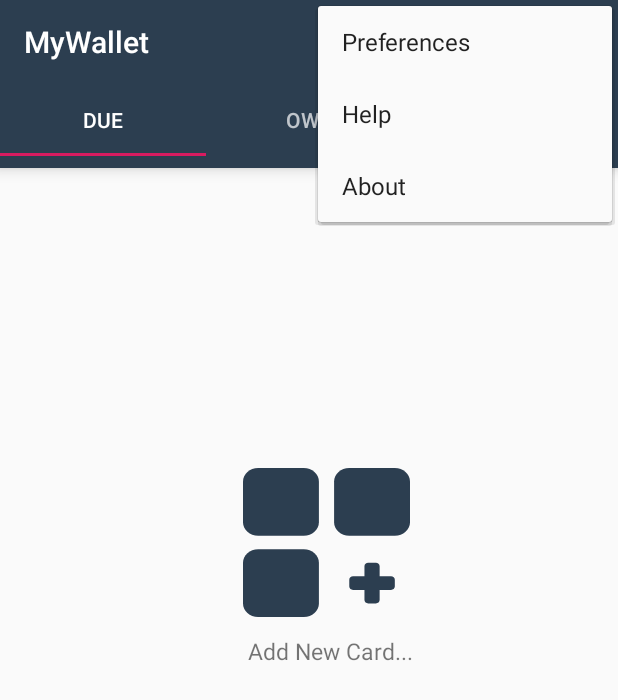
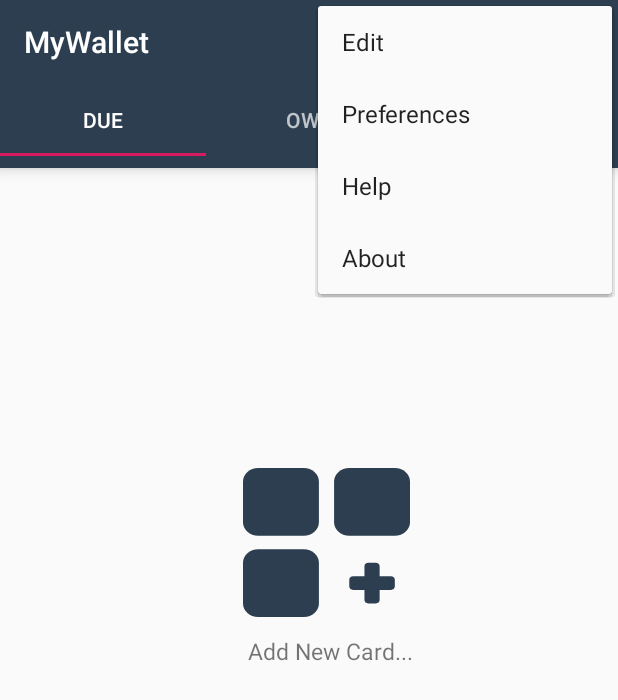
Before and after one commit to wdlyons1/My-Wallet, an Android app: the MainActivity screen opened directly, with no data from a screen before it, with the options menu open, on a phone screen of 412 x 824 dp. Shown: the top 700 px of the screen. Run offline under Robolectric (Android 15) with nearby library versions, the phone set to English and light mode, and no system bars.

Commit message:
Adds listeners to menu items

```diff
--- a/app/src/main/java/com/finalproject/mywallet/MainActivity.java
+++ b/app/src/main/java/com/finalproject/mywallet/MainActivity.java
@@ -8,6 +8,7 @@ import android.support.v7.widget.Toolbar;
 import android.view.Menu;
 import android.view.MenuInflater;
 import android.view.MenuItem;
+import android.view.View;
 
 public class MainActivity extends AppCompatActivity
 
@@ -18,10 +19,10 @@ public class MainActivity extends AppCompatActivity
         super.onCreate(savedInstanceState);
         setContentView(R.layout.activity_main);
 
-        Toolbar toolbar = (Toolbar)findViewById(R.id.tool_bar);
+        Toolbar toolbar = findViewById(R.id.tool_bar);
 
         setSupportActionBar(toolbar);
-        TabLayout tabLayout = (TabLayout) findViewById(R.id.tab_layout);
+        TabLayout tabLayout = findViewById(R.id.tab_layout);
         tabLayout.addTab(tabLayout.newTab().setText(R.string.tab_due));
         tabLayout.addTab(tabLayout.newTab().setText(R.string.tab_owe));
         tabLayout.addTab(tabLayout.newTab().setText(R.string.tab_past));
@@ -89,4 +90,39 @@ public class MainActivity extends AppCompatActivity
         return super.onOptionsItemSelected(item);
     }
 
+    /*
+    Creates all Listeners for the menu buttons
+     */
+
+    //Listener for Search (menu) button
+    public void onClickSearch(MenuItem item) {
+    }
+
+
+    //Listener for Add (menu) button
+    public void onClickAdd(MenuItem item) {
+    }
+
+    //Listener for Edit (menu) button
+    public void onClickEdit(MenuItem item) {
+    }
+
+    //Listener for Preferences (menu) button
+    public void onClickPreferences(MenuItem item) {
+    }
+
+    //Listener for Help (menu) button
+    public void onClickHelp(MenuItem item) {
+    }
+
+    //Listener for About (menu) button
+    public void onClickAbout(MenuItem item) {
+    }
+
+    /*
+    Listener for the add card button on fragments
+     */
+
+    public void onClickAdd(View view) {
+    }
 }
--- a/app/src/main/java/com/finalproject/mywallet/SplashScreen.java
+++ b/app/src/main/java/com/finalproject/mywallet/SplashScreen.java
@@ -16,7 +16,7 @@ public class SplashScreen extends AppCompatActivity {
         protected void onCreate(Bundle savedInstanceState) {
             super.onCreate(savedInstanceState);
             setContentView(R.layout.activity_splash_screen);
-            logo =(ImageView)findViewById(R.id.imageView2);
+            logo = findViewById(R.id.imageView2);
             animation = AnimationUtils.loadAnimation(getApplicationContext(), R.anim.animation1);
             animation.setAnimationListener(new Animation.AnimationListener() {
                 @Override
--- a/app/src/main/res/layout/tab_1_layout.xml
+++ b/app/src/main/res/layout/tab_1_layout.xml
@@ -24,7 +24,8 @@
             app:layout_constraintEnd_toEndOf="parent"
             app:layout_constraintHorizontal_bias="0.542"
             app:layout_constraintStart_toStartOf="parent"
-            app:layout_constraintTop_toTopOf="parent" />
+            app:layout_constraintTop_toTopOf="parent"
+            android:onClick="onClickAdd"/>
 
         <TextView
             android:layout_width="wrap_content"
--- a/app/src/main/res/layout/tab_2_layout.xml
+++ b/app/src/main/res/layout/tab_2_layout.xml
@@ -22,7 +22,8 @@
             app:layout_constraintEnd_toEndOf="parent"
             app:layout_constraintHorizontal_bias="0.542"
             app:layout_constraintStart_toStartOf="parent"
-            app:layout_constraintTop_toTopOf="parent" />
+            app:layout_constraintTop_toTopOf="parent"
+            android:onClick="onClickAdd"/>
 
         <TextView
             android:layout_width="wrap_content"
--- a/app/src/main/res/menu/appbar_menu.xml
+++ b/app/src/main/res/menu/appbar_menu.xml
@@ -6,24 +6,41 @@
         android:id="@+id/searchIcon"
         android:title="Search"
         android:icon="@drawable/ic_search_magnifier_interface_symbol"
-        app:showAsAction="ifRoom"/>
+        app:showAsAction="ifRoom"
+        android:onClick="onClickSearch"/>
+
+    <item
+        android:id="@+id/addIcon"
+        android:title="Add"
+        app:showAsAction="ifRoom"
+        android:onClick="onClickAdd"
+        />
 
     <!-- These options are in the Overflow Menu -->
     <item
+        android:id="@+id/edit"
+        android:title="Edit"
+        app:showAsAction="never"
+        android:onClick="onClickEdit"/>
+
+    <item
         android:id="@+id/preferences"
         android:title="Preferences"
-        app:showAsAction="never"/>
+        app:showAsAction="never"
+        android:onClick="onClickPreferences"/>
 
     <item
         android:id="@+id/help"
         android:title="Help"
-        app:showAsAction="never"/>
+        app:showAsAction="never"
+        android:onClick="onClickHelp"/>
 
 
     <item
         android:id="@+id/about"
         android:title="About"
-        app:showAsAction="never"/>
+        app:showAsAction="never"
+        android:onClick="onClickAbout"/>
 
 
 </menu>
```
